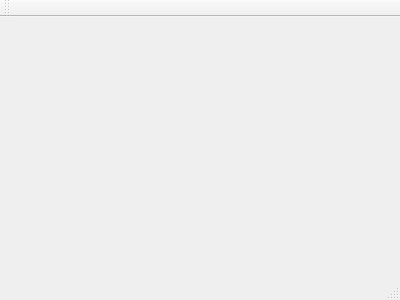
This is mainwindow.ui in Dariasteam/I.A. as Qt 5 draws it before an edit. The edited form follows.
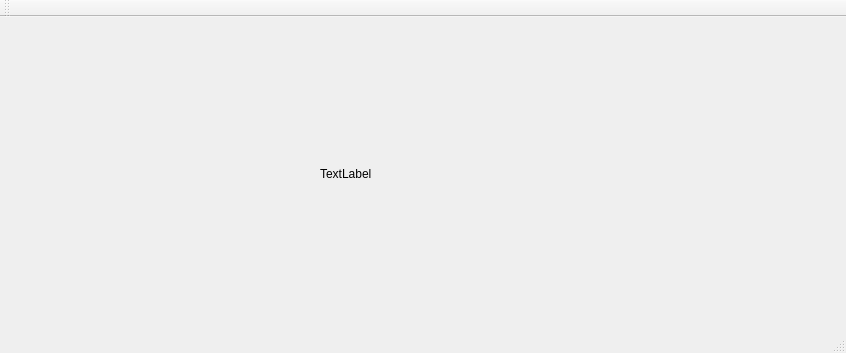
This is the edited form.

What changed in the file:
```diff
--- a/mainwindow.ui
+++ b/mainwindow.ui
@@ -6,14 +6,34 @@
    <rect>
     <x>0</x>
     <y>0</y>
-    <width>400</width>
-    <height>300</height>
+    <width>846</width>
+    <height>353</height>
    </rect>
   </property>
   <property name="windowTitle">
    <string>MainWindow</string>
   </property>
-  <widget class="QWidget" name="centralWidget"/>
+  <widget class="QWidget" name="centralWidget">
+   <widget class="QLabel" name="label">
+    <property name="geometry">
+     <rect>
+      <x>320</x>
+      <y>150</y>
+      <width>59</width>
+      <height>14</height>
+     </rect>
+    </property>
+    <property name="sizePolicy">
+     <sizepolicy hsizetype="Expanding" vsizetype="Expanding">
+      <horstretch>0</horstretch>
+      <verstretch>0</verstretch>
+     </sizepolicy>
+    </property>
+    <property name="text">
+     <string>TextLabel</string>
+    </property>
+   </widget>
+  </widget>
   <widget class="QMenuBar" name="menuBar">
    <property name="geometry">
     <rect>
```
Left out of the diff: 4 changed lines with no effect on the pictures.
